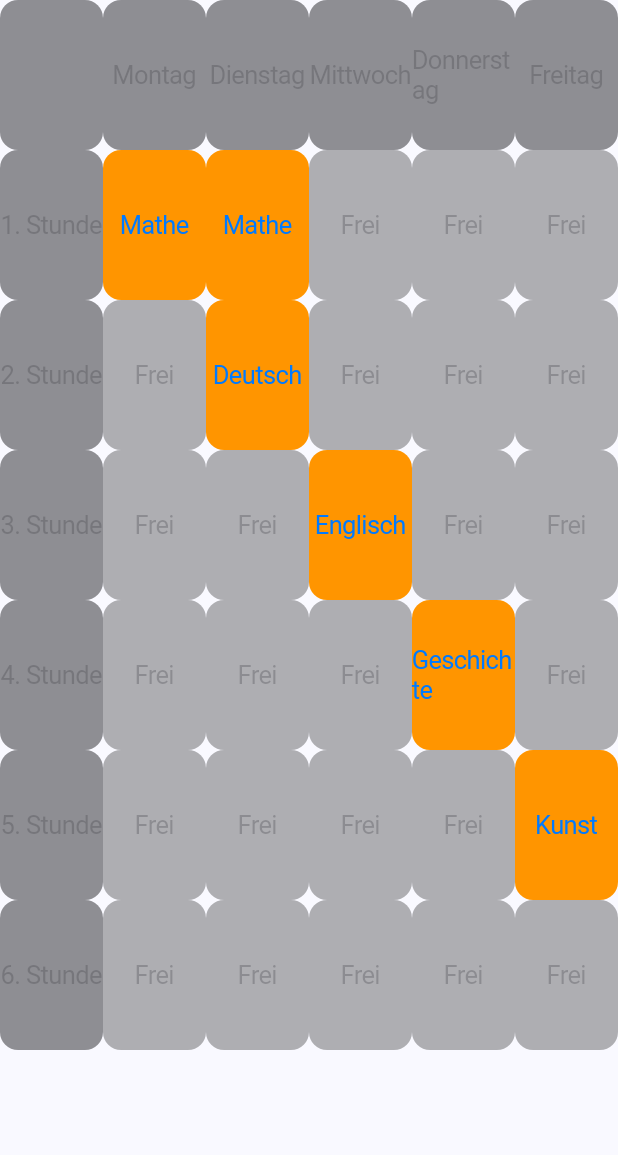
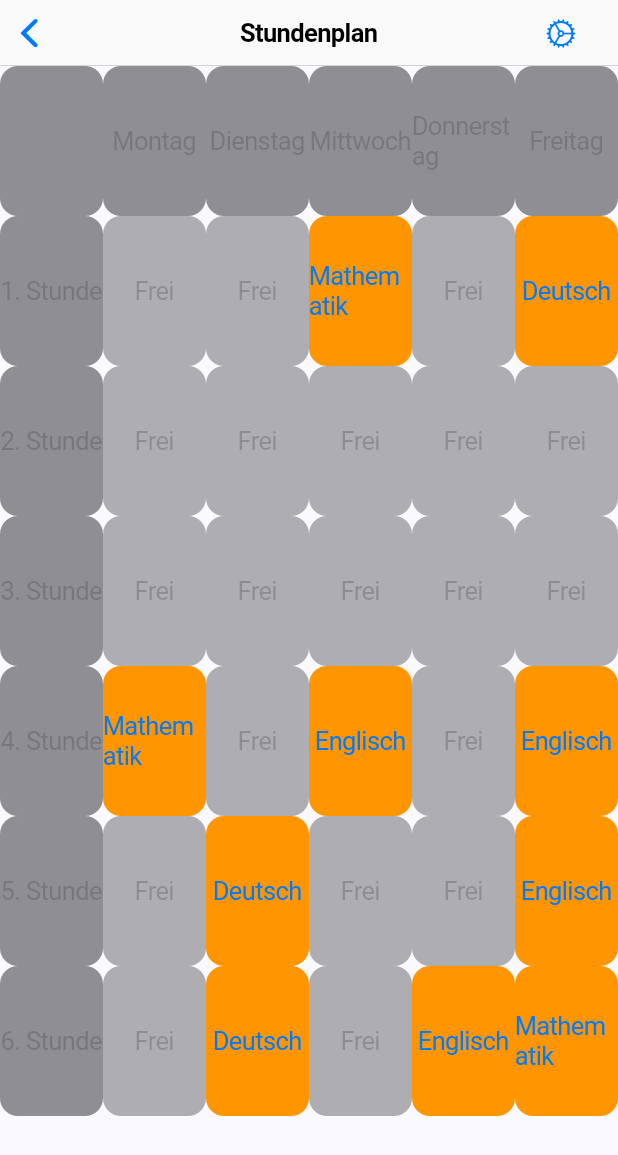
Before and after one commit to sartamo/ludus, a Flutter app: the Stundenplan widget shown alone on an empty page, opened directly, on a phone screen of 412 x 824 dp. Shown: the top 1155 px of the screen. Run offline on Flutter 3.47's test engine with Material 3 defaults, Android fonts, the phone set to English and light mode, and no system bars.

Commit message:
'Add Fach'-Button hinzugefügt (unfixed Bug: wenn faecher in faecherliste/stundenplan verändert wird, wird nicht der jewails ander screen geupdated)

```diff
--- a/lib/stundenplan.dart
+++ b/lib/stundenplan.dart
@@ -1,8 +1,9 @@
 // Seite für den Stundenplan
 
 import 'package:flutter/cupertino.dart';
-import 'package:flutter/widgets.dart';
+import 'package:suppaapp/FaecherEinstellungen/hinzufuegen.dart';
 import 'package:suppaapp/globals.dart';
+import 'package:suppaapp/faecher.dart';
 
 class Stundenplan extends StatefulWidget {
   const Stundenplan({super.key});
@@ -22,12 +23,8 @@ class _StundenplanState extends State<Stundenplan> {
 
     List<List<String>> stundenplanA = List.generate(
         wochentage.length, (_) => List.filled(stunden.length, ''));
-    stundenplanA[0][0] = 'Mathe';
-    stundenplanA[1][1] = 'Deutsch';
-    stundenplanA[2][2] = 'Englisch';
-    stundenplanA[3][3] = 'Geschichte';
-    stundenplanA[4][4] = 'Kunst';
-    stundenplanA[1][0] = 'Mathe';
+
+    aktualisiereStundenplan(stundenplanA);
 
     // Define your list of Column widgets
     List<Widget> tage = List.generate((wochentage.length), (index) {
@@ -66,7 +63,7 @@ class _StundenplanState extends State<Stundenplan> {
                 width: breite,
                 child: CupertinoButton(
                   padding: EdgeInsets.zero,
-                  onPressed: () { },
+                  onPressed: () {},
                   color: hourColor,
                   disabledColor: hourColor,
                   pressedOpacity: 1.0,
@@ -80,8 +77,61 @@ class _StundenplanState extends State<Stundenplan> {
       );
     }).toList();
 
-    return SingleChildScrollView(
-      child: Row(
+    return Padding(
+      padding: EdgeInsets.only(bottom: MediaQuery.of(context).padding.bottom),
+      child: SingleChildScrollView(
+        child: Column(
+          children: [
+            CupertinoNavigationBar(
+              middle: const Text('Stundenplan'),
+              trailing: CupertinoButton(
+                padding: EdgeInsets.zero,
+                child: const Icon(CupertinoIcons.settings),
+                onPressed: () {
+                  showCupertinoModalPopup(
+                    context: context,
+                    builder: (BuildContext context) => CupertinoActionSheet(
+                      title: const Text('Settings'),
+                      message: const Text('Select an option'),
+                      actions: <CupertinoActionSheetAction>[
+                        CupertinoActionSheetAction(
+                          child: const Text('Ändere den Stundenplan'),
+                          onPressed: () {
+                            Navigator.pop(context, 'Option 1');
+                            // Add your code for Option 1 here
+                          },
+                        ),
+                        CupertinoActionSheetAction(
+                          child: const Text('Füge Fach hinzu'),
+                          onPressed: () {
+                            result() async {
+                              Navigator.pop(context);
+                              return await Navigator.of(context).push(
+                                CupertinoPageRoute(
+                                    builder: (context) =>
+                                        const FachHinzufuegen()),
+                              );
+                            }
+
+                            result().then((output) {
+                              setState(() => faecher.add(output));
+                            });
+                          },
+                        ),
+                        // Add more options here
+                      ],
+                      cancelButton: CupertinoActionSheetAction(
+                        child: const Text('Cancel'),
+                        onPressed: () {
+                          Navigator.pop(context, 'Cancel');
+                        },
+                      ),
+                    ),
+                  );
+                },
+              ),
+            ),
+            Row(
               mainAxisAlignment: MainAxisAlignment.spaceEvenly,
               crossAxisAlignment: CrossAxisAlignment.start,
               children: [
@@ -120,6 +170,23 @@ class _StundenplanState extends State<Stundenplan> {
                 ...tage
               ],
             ),
+          ],
+        ),
+      ),
     );
   }
+
+  void aktualisiereStundenplan(List<List<String>> stundenplanA) {
+    for (int f = 0; f < faecher.length; f++) {
+      Fach myFach = faecher[f];
+      for (int w = 0; w < wochentage.length; w++) {
+        Set<int>? myZeiten = myFach.zeiten[w];
+        if (myZeiten != null) {
+          for (int s in myZeiten) {
+            stundenplanA[w][s] = myFach.name;
           }
+        }
+      }
+    }
+  }
+}
```
Lines whose indentation alone changed are shown as unchanged.
